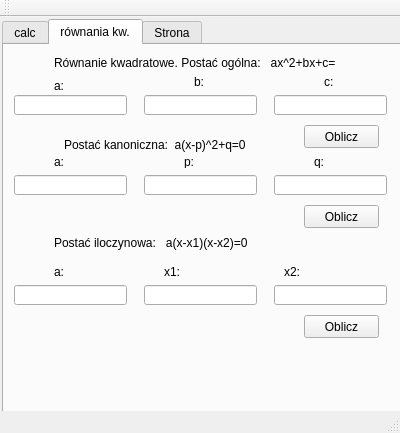
Above: liczydlo/mainwindow.ui from domi-nika60/Liczydlo-naukowe before the change. Below: the same form after it.
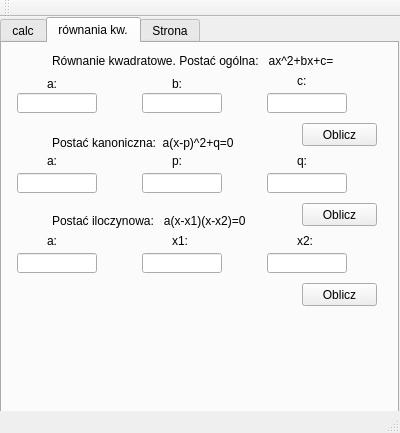
That is the form after the change. The open tabs and pages were chosen to show the change.

Commit message:
ulepszenie rownan kwadratowych
kod do liczenia pierwiastków i przeksztalcen z postaci kanonicznej, uporządkowanie interfejsu

Diff of the .ui file:
```diff
--- a/liczydlo/mainwindow.ui
+++ b/liczydlo/mainwindow.ui
@@ -47,8 +47,8 @@
    <widget class="QTabWidget" name="tabWidget">
     <property name="geometry">
      <rect>
-      <x>2</x>
-      <y>2</y>
+      <x>0</x>
+      <y>0</y>
       <width>399</width>
       <height>400</height>
      </rect>
@@ -458,32 +458,50 @@
      <widget class="QLineEdit" name="kwadrat_a">
       <property name="geometry">
        <rect>
-        <x>10</x>
+        <x>15</x>
         <y>50</y>
-        <width>113</width>
+        <width>80</width>
         <height>20</height>
        </rect>
       </property>
+      <property name="maximumSize">
+       <size>
+        <width>80</width>
+        <height>20</height>
+       </size>
+      </property>
      </widget>
      <widget class="QLineEdit" name="kwadrat_b">
       <property name="geometry">
        <rect>
         <x>140</x>
         <y>50</y>
-        <width>113</width>
+        <width>80</width>
         <height>20</height>
        </rect>
       </property>
+      <property name="maximumSize">
+       <size>
+        <width>80</width>
+        <height>20</height>
+       </size>
+      </property>
      </widget>
      <widget class="QLineEdit" name="kwadrat_c">
       <property name="geometry">
        <rect>
-        <x>270</x>
+        <x>265</x>
         <y>50</y>
-        <width>113</width>
+        <width>80</width>
         <height>20</height>
        </rect>
       </property>
+      <property name="maximumSize">
+       <size>
+        <width>80</width>
+        <height>20</height>
+       </size>
+      </property>
      </widget>
      <widget class="QPushButton" name="kwadrat_oblicz">
       <property name="geometry">
@@ -501,7 +519,7 @@
      <widget class="QLabel" name="label">
       <property name="geometry">
        <rect>
-        <x>50</x>
+        <x>45</x>
         <y>30</y>
         <width>21</width>
         <height>21</height>
@@ -515,29 +533,41 @@
       <property name="geometry">
        <rect>
         <x>140</x>
-        <y>240</y>
-        <width>113</width>
+        <y>210</y>
+        <width>80</width>
         <height>20</height>
        </rect>
       </property>
+      <property name="maximumSize">
+       <size>
+        <width>80</width>
+        <height>20</height>
+       </size>
+      </property>
      </widget>
      <widget class="QLineEdit" name="kwadrat_x2">
       <property name="geometry">
        <rect>
-        <x>270</x>
-        <y>240</y>
-        <width>113</width>
+        <x>265</x>
+        <y>210</y>
+        <width>80</width>
         <height>20</height>
        </rect>
       </property>
+      <property name="maximumSize">
+       <size>
+        <width>80</width>
+        <height>20</height>
+       </size>
+      </property>
      </widget>
      <widget class="QLabel" name="label_2">
       <property name="geometry">
        <rect>
-        <x>190</x>
+        <x>170</x>
         <y>30</y>
         <width>47</width>
-        <height>13</height>
+        <height>21</height>
        </rect>
       </property>
       <property name="text">
@@ -547,10 +577,10 @@
      <widget class="QLabel" name="label_3">
       <property name="geometry">
        <rect>
-        <x>320</x>
+        <x>295</x>
         <y>30</y>
         <width>47</width>
-        <height>13</height>
+        <height>16</height>
        </rect>
       </property>
       <property name="text">
@@ -560,10 +590,10 @@
      <widget class="QLabel" name="label_4">
       <property name="geometry">
        <rect>
-        <x>160</x>
-        <y>220</y>
+        <x>170</x>
+        <y>190</y>
         <width>47</width>
-        <height>13</height>
+        <height>16</height>
        </rect>
       </property>
       <property name="text">
@@ -573,10 +603,10 @@
      <widget class="QLabel" name="label_5">
       <property name="geometry">
        <rect>
-        <x>280</x>
-        <y>220</y>
+        <x>295</x>
+        <y>190</y>
         <width>47</width>
-        <height>13</height>
+        <height>16</height>
        </rect>
       </property>
       <property name="text">
@@ -599,7 +629,7 @@
      <widget class="QLabel" name="label_7">
       <property name="geometry">
        <rect>
-        <x>60</x>
+        <x>50</x>
         <y>90</y>
         <width>211</width>
         <height>20</height>
@@ -612,40 +642,58 @@
      <widget class="QLineEdit" name="kwadratkan_a">
       <property name="geometry">
        <rect>
-        <x>10</x>
+        <x>15</x>
         <y>130</y>
-        <width>113</width>
+        <width>80</width>
         <height>20</height>
        </rect>
       </property>
+      <property name="maximumSize">
+       <size>
+        <width>80</width>
+        <height>20</height>
+       </size>
+      </property>
      </widget>
      <widget class="QLineEdit" name="kwadratkan_p">
       <property name="geometry">
        <rect>
         <x>140</x>
         <y>130</y>
-        <width>113</width>
+        <width>80</width>
         <height>20</height>
        </rect>
       </property>
+      <property name="maximumSize">
+       <size>
+        <width>80</width>
+        <height>20</height>
+       </size>
+      </property>
      </widget>
      <widget class="QLineEdit" name="kwadratkan_q">
       <property name="geometry">
        <rect>
-        <x>270</x>
+        <x>265</x>
         <y>130</y>
-        <width>113</width>
+        <width>80</width>
         <height>20</height>
        </rect>
       </property>
+      <property name="maximumSize">
+       <size>
+        <width>80</width>
+        <height>20</height>
+       </size>
+      </property>
      </widget>
      <widget class="QLabel" name="label_8">
       <property name="geometry">
        <rect>
-        <x>50</x>
+        <x>45</x>
         <y>110</y>
         <width>47</width>
-        <height>13</height>
+        <height>16</height>
        </rect>
       </property>
       <property name="text">
@@ -655,10 +703,10 @@
      <widget class="QLabel" name="label_9">
       <property name="geometry">
        <rect>
-        <x>180</x>
+        <x>170</x>
         <y>110</y>
         <width>47</width>
-        <height>13</height>
+        <height>16</height>
        </rect>
       </property>
       <property name="text">
@@ -668,10 +716,10 @@
      <widget class="QLabel" name="label_10">
       <property name="geometry">
        <rect>
-        <x>310</x>
+        <x>295</x>
         <y>110</y>
         <width>47</width>
-        <height>13</height>
+        <height>16</height>
        </rect>
       </property>
       <property name="text">
@@ -695,7 +743,7 @@
       <property name="geometry">
        <rect>
         <x>50</x>
-        <y>190</y>
+        <y>170</y>
         <width>201</width>
         <height>16</height>
        </rect>
@@ -707,20 +755,26 @@
      <widget class="QLineEdit" name="kwadratil_a">
       <property name="geometry">
        <rect>
-        <x>10</x>
-        <y>240</y>
-        <width>113</width>
+        <x>15</x>
+        <y>210</y>
+        <width>80</width>
         <height>20</height>
        </rect>
       </property>
+      <property name="maximumSize">
+       <size>
+        <width>80</width>
+        <height>20</height>
+       </size>
+      </property>
      </widget>
      <widget class="QLabel" name="label_12">
       <property name="geometry">
        <rect>
-        <x>50</x>
-        <y>220</y>
+        <x>45</x>
+        <y>190</y>
         <width>47</width>
-        <height>13</height>
+        <height>16</height>
        </rect>
       </property>
       <property name="text">
@@ -731,7 +785,7 @@
       <property name="geometry">
        <rect>
         <x>300</x>
-        <y>270</y>
+        <y>240</y>
         <width>75</width>
         <height>23</height>
        </rect>
```
Left out of the diff: 2 changed lines with no effect on the pictures. The commit also changes 1 other file.
